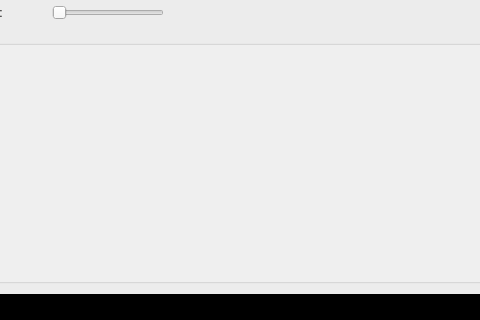
The window that demowidget2.ui (ThomasDesc/NRG_plugin) describes before a commit, drawn with Qt 5; both pictures show x 270 to 750 and y 186 to 506 of the 841 by 659 pixel window.
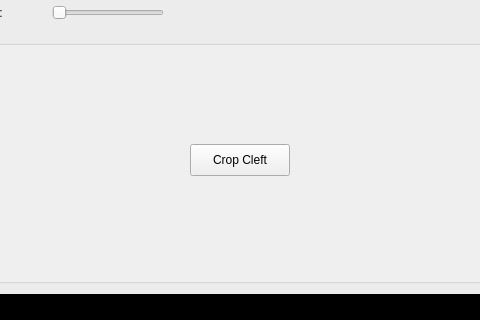
The same window after the commit.

Commit message: output_cropped cleft

```diff
--- a/demowidget2.ui
+++ b/demowidget2.ui
@@ -576,6 +576,19 @@
       </item>
      </layout>
     </widget>
+    <widget class="QPushButton" name="cleft_partition_crop_button">
+     <property name="geometry">
+      <rect>
+       <x>260</x>
+       <y>330</y>
+       <width>100</width>
+       <height>32</height>
+      </rect>
+     </property>
+     <property name="text">
+      <string>Crop Cleft</string>
+     </property>
+    </widget>
    </widget>
    <widget class="QWidget" name="page_4">
     <widget class="QTabWidget" name="tabWidget_3">
```
The commit also changes 3 other files.
